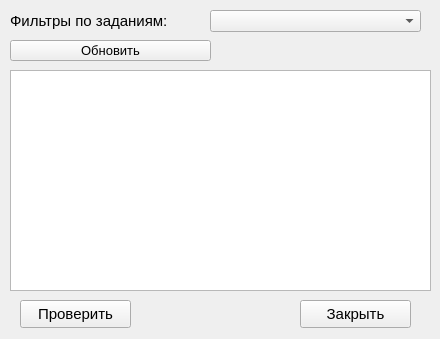
MishaSok/yandex_pyqt5_project, file ui_folder/checking_tasks_form.ui: the form before one commit.
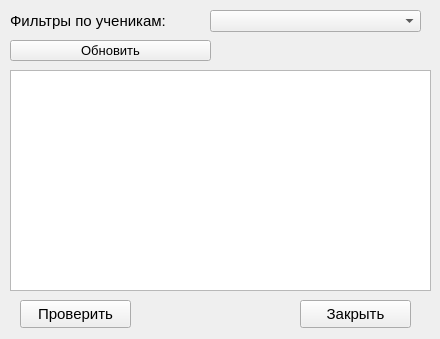
The form after the commit.

Commit message: - new class TeacherCheckingTask, bug fixes and new ui file

The edit to the form file:
```diff
--- a/ui_folder/checking_tasks_form.ui
+++ b/ui_folder/checking_tasks_form.ui
@@ -67,7 +67,7 @@
      </font>
     </property>
     <property name="text">
-     <string>Фильтры по заданиям:</string>
+     <string>Фильтры по ученикам:</string>
     </property>
    </widget>
    <widget class="QPushButton" name="update_btn">
```
Left out of the diff: 2 changed lines with no effect on the pictures. The commit also changes 5 other files.
